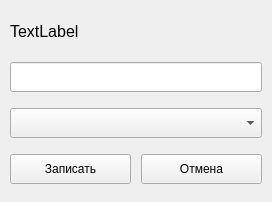
Qt form ui/writeValUi.ui (Skorikof/ControlSet_CU8_TGSM) before a commit.
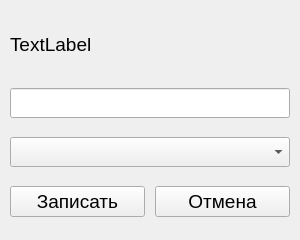
The same form after that commit.

The edit to the form file:
```diff
--- a/ui/writeValUi.ui
+++ b/ui/writeValUi.ui
@@ -6,8 +6,8 @@
    <rect>
     <x>0</x>
     <y>0</y>
-    <width>272</width>
-    <height>202</height>
+    <width>300</width>
+    <height>240</height>
    </rect>
   </property>
   <property name="windowTitle">
@@ -35,19 +35,19 @@
       <property name="minimumSize">
        <size>
         <width>0</width>
-        <height>30</height>
+        <height>50</height>
        </size>
       </property>
       <property name="maximumSize">
        <size>
         <width>16777215</width>
-        <height>30</height>
+        <height>50</height>
        </size>
       </property>
       <property name="font">
        <font>
         <family>Arial</family>
-        <pointsize>12</pointsize>
+        <pointsize>14</pointsize>
        </font>
       </property>
       <property name="text">
@@ -97,7 +97,7 @@
       <property name="font">
        <font>
         <family>Arial</family>
-        <pointsize>12</pointsize>
+        <pointsize>14</pointsize>
        </font>
       </property>
      </widget>
@@ -110,6 +110,12 @@
         <height>30</height>
        </size>
       </property>
+      <property name="font">
+       <font>
+        <family>Arial</family>
+        <pointsize>14</pointsize>
+       </font>
+      </property>
       <property name="text">
        <string>Записать</string>
       </property>
@@ -123,6 +129,12 @@
         <height>30</height>
        </size>
       </property>
+      <property name="font">
+       <font>
+        <family>Arial</family>
+        <pointsize>14</pointsize>
+       </font>
+      </property>
       <property name="text">
        <string>Отмена</string>
       </property>
```
